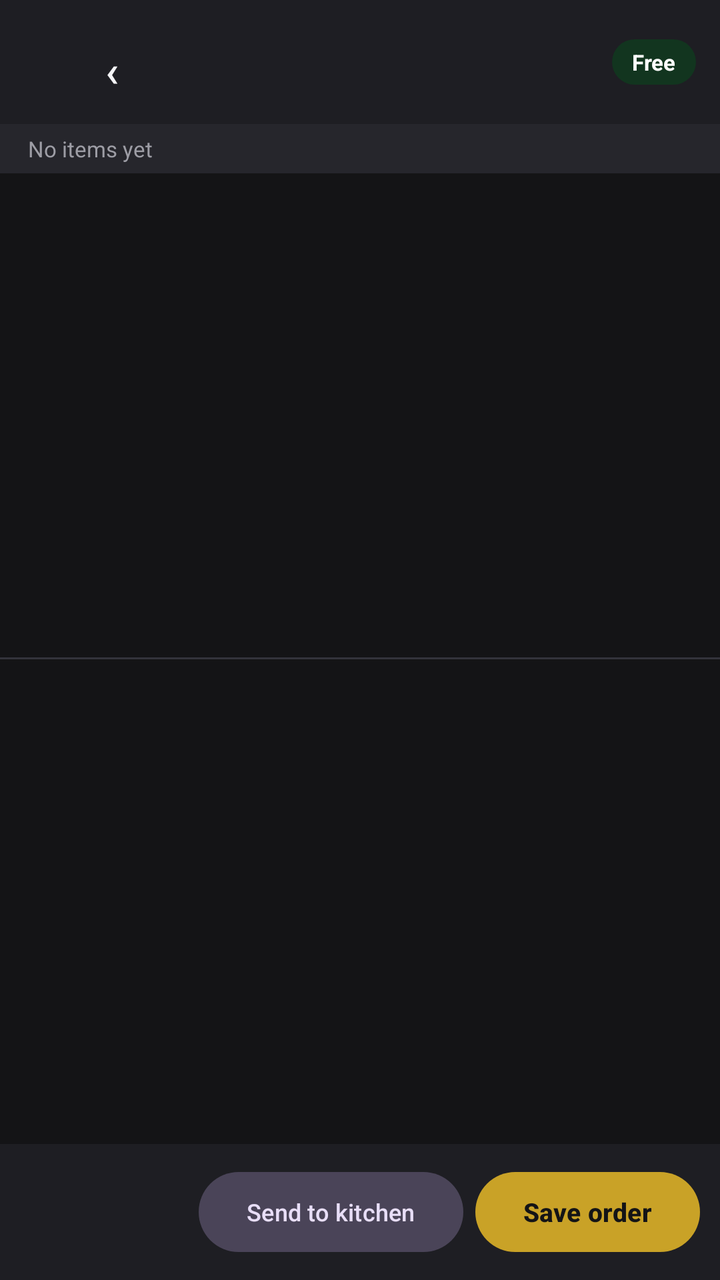
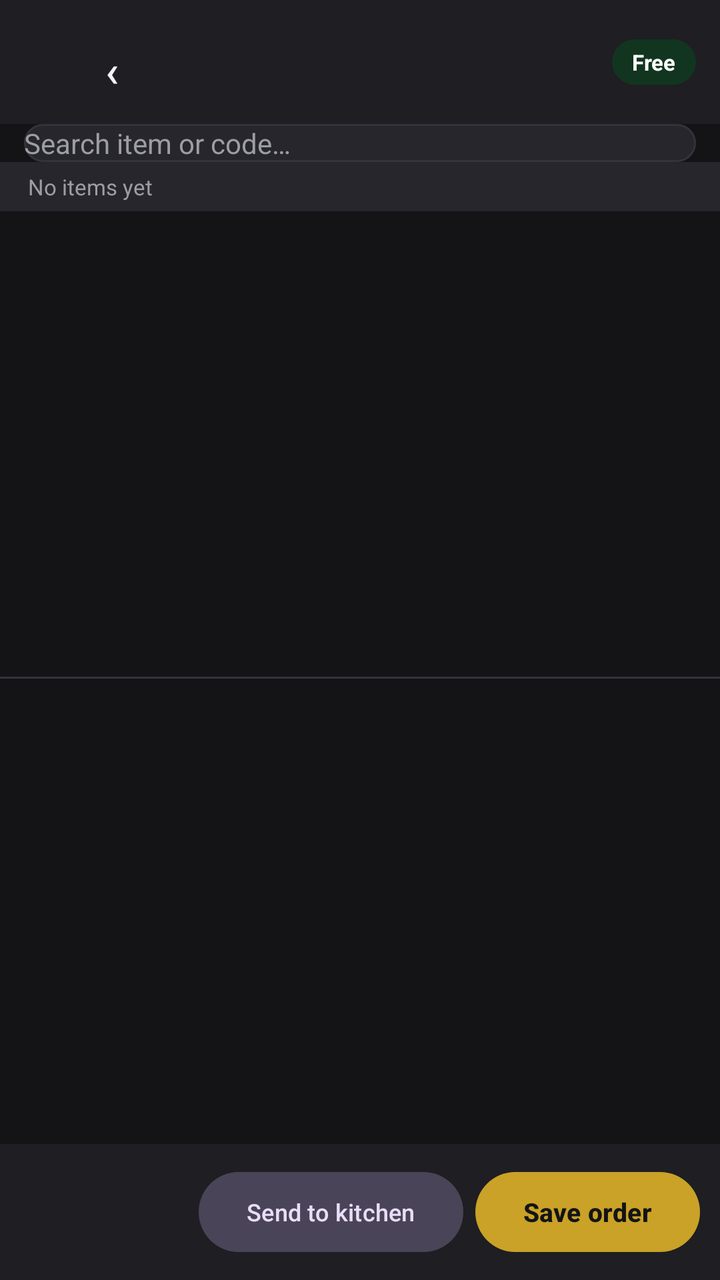

Before-and-after screenshots of an Android layout around one commit, followed by the original layout XML and the change that was made.
<!-- AndroidManifest.xml: application theme Theme.MughalPos -->
<!-- res/layout/activity_order.xml -->
<?xml version="1.0" encoding="utf-8"?>
<LinearLayout xmlns:android="http://schemas.android.com/apk/res/android"
    android:layout_width="match_parent"
    android:layout_height="match_parent"
    android:orientation="vertical">

    <LinearLayout
        android:layout_width="match_parent"
        android:layout_height="wrap_content"
        android:background="@color/surface"
        android:gravity="center_vertical"
        android:orientation="horizontal"
        android:paddingStart="12dp"
        android:paddingTop="10dp"
        android:paddingEnd="12dp"
        android:paddingBottom="10dp">

        <com.google.android.material.button.MaterialButton
            android:id="@+id/orderBack"
            style="@style/Widget.Material3.Button.TextButton"
            android:layout_width="wrap_content"
            android:layout_height="42dp"
            android:text="‹"
            android:textColor="@color/text"
            android:textSize="22sp" />

        <LinearLayout
            android:layout_width="0dp"
            android:layout_height="wrap_content"
            android:layout_weight="1"
            android:orientation="vertical">

            <TextView
                android:id="@+id/orderTitle"
                android:layout_width="wrap_content"
                android:layout_height="wrap_content"
                android:textColor="@color/text"
                android:textSize="16sp"
                android:textStyle="bold" />

            <TextView
                android:id="@+id/orderSub"
                android:layout_width="wrap_content"
                android:layout_height="wrap_content"
                android:textColor="@color/text_dim"
                android:textSize="12sp" />
        </LinearLayout>

        <TextView
            android:id="@+id/orderDot"
            android:layout_width="wrap_content"
            android:layout_height="wrap_content"
            android:background="@drawable/pill_green"
            android:paddingStart="10dp"
            android:paddingTop="4dp"
            android:paddingEnd="10dp"
            android:paddingBottom="4dp"
            android:text="@string/tables_free"
            android:textColor="@color/white"
            android:textSize="11sp"
            android:textStyle="bold" />
    </LinearLayout>

    <TextView
        android:id="@+id/orderOffline"
        style="@style/OfflineBanner"
        android:text="@string/offline_banner" />

    <HorizontalScrollView
        android:layout_width="match_parent"
        android:layout_height="wrap_content"
        android:background="@color/bg"
        android:scrollbars="none">

        <com.google.android.material.chip.ChipGroup
            android:id="@+id/orderCats"
            android:layout_width="wrap_content"
            android:layout_height="wrap_content"
            android:paddingStart="12dp"
            android:paddingEnd="12dp" />
    </HorizontalScrollView>

    <TextView
        android:id="@+id/orderCartHead"
        android:layout_width="match_parent"
        android:layout_height="wrap_content"
        android:background="@color/surface_2"
        android:paddingStart="14dp"
        android:paddingTop="5dp"
        android:paddingEnd="14dp"
        android:paddingBottom="5dp"
        android:text="@string/order_cart_empty"
        android:textColor="@color/text_dim"
        android:textSize="11sp" />

    <androidx.recyclerview.widget.RecyclerView
        android:id="@+id/orderCart"
        android:layout_width="match_parent"
        android:layout_height="0dp"
        android:layout_weight="1"
        android:clipToPadding="false"
        android:padding="6dp" />

    <View
        android:layout_width="match_parent"
        android:layout_height="1dp"
        android:background="@color/line" />

    <TextView
        android:id="@+id/orderEmpty"
        android:layout_width="match_parent"
        android:layout_height="0dp"
        android:layout_weight="1"
        android:gravity="center"
        android:padding="20dp"
        android:text="@string/order_empty"
        android:textColor="@color/text_dim"
        android:textSize="13sp"
        android:visibility="gone" />

    <androidx.recyclerview.widget.RecyclerView
        android:id="@+id/orderMenu"
        android:layout_width="match_parent"
        android:layout_height="0dp"
        android:layout_weight="1"
        android:clipToPadding="false"
        android:padding="6dp" />

    <LinearLayout
        android:layout_width="match_parent"
        android:layout_height="wrap_content"
        android:background="@color/surface"
        android:gravity="center_vertical"
        android:orientation="horizontal"
        android:paddingStart="14dp"
        android:paddingTop="10dp"
        android:paddingEnd="10dp"
        android:paddingBottom="10dp">

        <LinearLayout
            android:layout_width="0dp"
            android:layout_height="wrap_content"
            android:layout_weight="1"
            android:orientation="vertical">

            <TextView
                android:id="@+id/orderTotal"
                android:layout_width="wrap_content"
                android:layout_height="wrap_content"
                android:textColor="@color/gold"
                android:textSize="19sp"
                android:textStyle="bold" />

            <TextView
                android:id="@+id/orderCount"
                android:layout_width="wrap_content"
                android:layout_height="wrap_content"
                android:textColor="@color/text_dim"
                android:textSize="11sp" />
        </LinearLayout>

        <com.google.android.material.button.MaterialButton
            android:id="@+id/orderKitchen"
            style="@style/Widget.Material3.Button.TonalButton"
            android:layout_width="wrap_content"
            android:layout_height="48dp"
            android:text="@string/order_kitchen"
            android:textSize="12sp" />

        <com.google.android.material.button.MaterialButton
            android:id="@+id/orderSave"
            android:layout_width="wrap_content"
            android:layout_height="48dp"
            android:layout_marginStart="6dp"
            android:text="@string/order_save"
            android:textSize="13sp"
            android:textStyle="bold" />
    </LinearLayout>
</LinearLayout>
<!-- resources referenced by this layout -->
<resources>
  <color name="bg">#141416</color>
  <color name="gold">#C9A227</color>
  <color name="line">#33333B</color>
  <color name="surface">#1E1E23</color>
  <color name="surface_2">#26262C</color>
  <color name="text">#F4F4F6</color>
  <color name="text_dim">#9D9DA5</color>
  <color name="white">#FFFFFF</color>
  <!-- drawable pill_green (drawable) -->
  <?xml version="1.0" encoding="utf-8"?>
  <shape xmlns:android="http://schemas.android.com/apk/res/android"
      android:shape="rectangle">
      <solid android:color="@color/green_deep" />
      <corners android:radius="999dp" />
  </shape>
  <string name="offline_banner">Main server PC is offline. Nothing is being saved.</string>
  <string name="order_cart_empty">No items yet</string>
  <string name="order_empty">Tap an item to add it</string>
  <string name="order_kitchen">Send to kitchen</string>
  <string name="order_save">Save order</string>
  <string name="tables_free">Free</string>
  <style name="OfflineBanner">
          <item name="android:layout_width">match_parent</item>
          <item name="android:layout_height">wrap_content</item>
          <item name="android:background">@color/red_deep</item>
          <item name="android:padding">12dp</item>
          <item name="android:textColor">@color/white</item>
          <item name="android:textSize">13sp</item>
          <item name="android:textStyle">bold</item>
          <item name="android:gravity">center</item>
          <item name="android:visibility">gone</item>
      </style>
  <style name="Theme.MughalPos" parent="Theme.Material3.Dark.NoActionBar">
          <item name="colorPrimary">@color/gold</item>
          <item name="colorOnPrimary">@color/on_gold</item>
          <item name="colorPrimaryContainer">@color/gold_dim</item>
          <item name="colorOnPrimaryContainer">@color/text</item>
  
          <item name="colorSecondary">@color/gold</item>
          <item name="colorOnSecondary">@color/on_gold</item>
  
          <item name="colorSurface">@color/surface</item>
          <item name="colorOnSurface">@color/text</item>
          <item name="colorSurfaceVariant">@color/surface_2</item>
          <item name="colorOnSurfaceVariant">@color/text_dim</item>
  
          <item name="colorError">@color/red</item>
          <item name="colorOnError">@color/white</item>
  
          <item name="android:colorBackground">@color/bg</item>
          <item name="android:windowBackground">@color/bg</item>
          <item name="android:statusBarColor">@color/bg</item>
          <item name="android:navigationBarColor">@color/bg</item>
          <item name="android:textColorPrimary">@color/text</item>
          <item name="android:textColorSecondary">@color/text_dim</item>
      </style>
  <color name="green_deep">#12351F</color>
  <color name="red_deep">#8E1A11</color>
  <color name="on_gold">#141416</color>
  <color name="gold_dim">#4A3C12</color>
  <color name="red">#FF5B4E</color>
</resources>

<!-- the commit's change to res/layout/activity_order.xml (unified diff, before → after) -->
@@ -79,6 +79,23 @@
             android:paddingStart="12dp"
             android:paddingEnd="12dp" />
     </HorizontalScrollView>
+
+    
+    <EditText
+        android:id="@+id/orderSearch"
+        android:layout_width="match_parent"
+        android:layout_height="wrap_content"
+        android:layout_marginStart="12dp"
+        android:layout_marginEnd="12dp"
+        android:background="@drawable/field"
+        android:hint="@string/order_search"
+        android:importantForAutofill="no"
+        android:imeOptions="actionSearch"
+        android:inputType="text"
+        android:singleLine="true"
+        android:textColor="@color/text"
+        android:textColorHint="@color/text_dim"
+        android:textSize="14sp" />
 
     <TextView
         android:id="@+id/orderCartHead"
<!-- resource entries referenced after the edit -->
@@ -8,6 +8,16 @@
   <color name="text">#F4F4F6</color>
   <color name="text_dim">#9D9DA5</color>
   <color name="white">#FFFFFF</color>
+  <!-- drawable field (drawable) -->
+  <?xml version="1.0" encoding="utf-8"?>
+  <shape xmlns:android="http://schemas.android.com/apk/res/android"
+      android:shape="rectangle">
+      <solid android:color="@color/surface_2" />
+      <stroke
+          android:width="1dp"
+          android:color="@color/line" />
+      <corners android:radius="12dp" />
+  </shape>
   <!-- drawable pill_green (drawable) -->
   <?xml version="1.0" encoding="utf-8"?>
   <shape xmlns:android="http://schemas.android.com/apk/res/android"
@@ -20,6 +30,7 @@
   <string name="order_empty">Tap an item to add it</string>
   <string name="order_kitchen">Send to kitchen</string>
   <string name="order_save">Save order</string>
+  <string name="order_search">Search item or code…</string>
   <string name="tables_free">Free</string>
   <style name="OfflineBanner">
           <item name="android:layout_width">match_parent</item>
